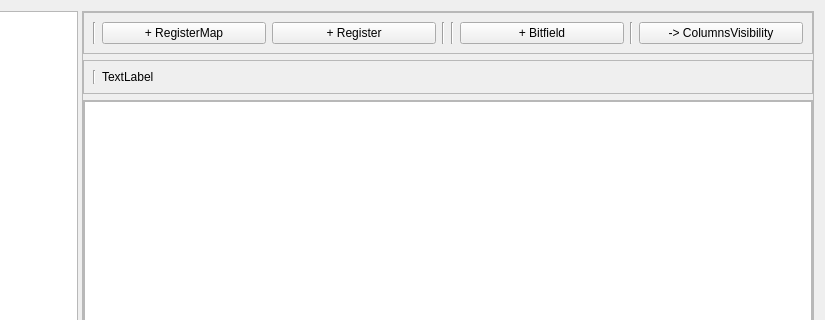
Qt form ui/Module.ui (ShengbingZhou/register) before a commit; both pictures show x 189 to 1014 and y 0 to 320 of the 1014 by 675 pixel window.
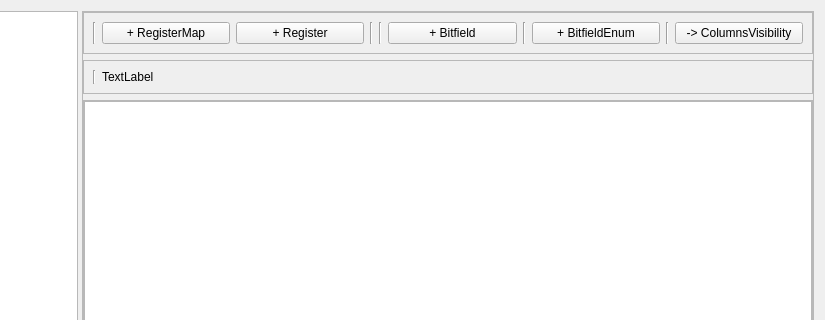
The same form after that commit.

Patch:
```diff
--- a/ui/Module.ui
+++ b/ui/Module.ui
@@ -110,6 +110,20 @@
             </property>
            </widget>
           </item>
+          <item>
+           <widget class="QPushButton" name="pbAddBfEnum">
+            <property name="text">
+             <string>+ BitfieldEnum</string>
+            </property>
+           </widget>
+          </item>
+          <item>
+           <widget class="Line" name="line_6">
+            <property name="orientation">
+             <enum>Qt::Vertical</enum>
+            </property>
+           </widget>
+          </item>
           <item>
            <widget class="QPushButton" name="pbSetColumns">
             <property name="text">
```
